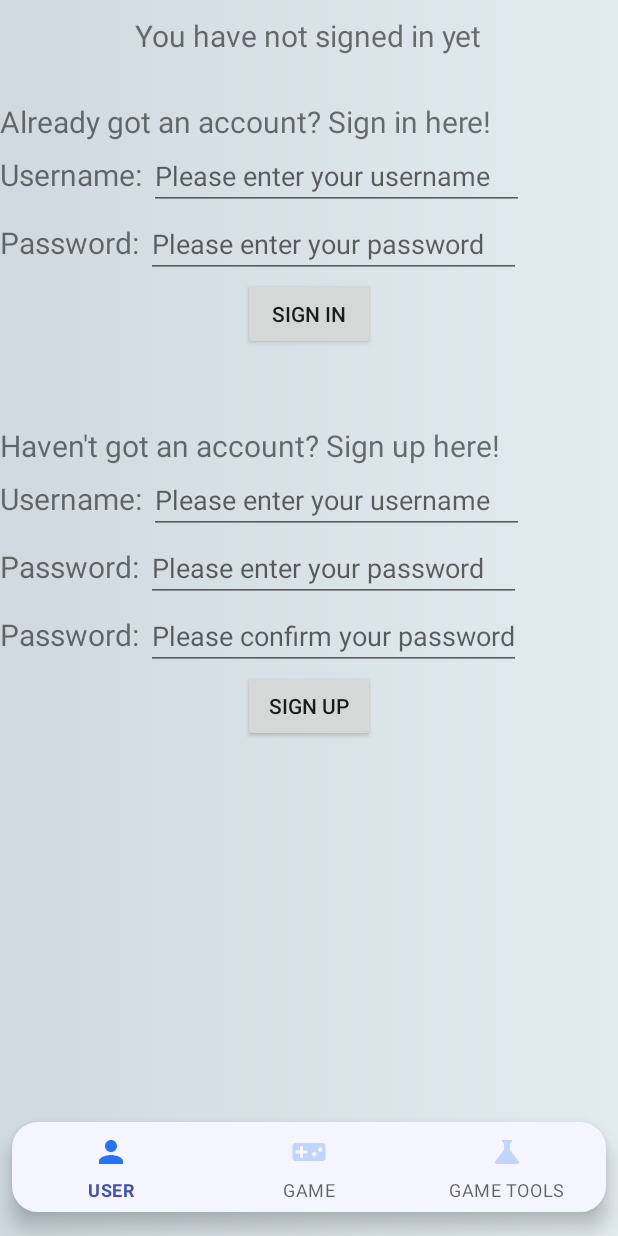
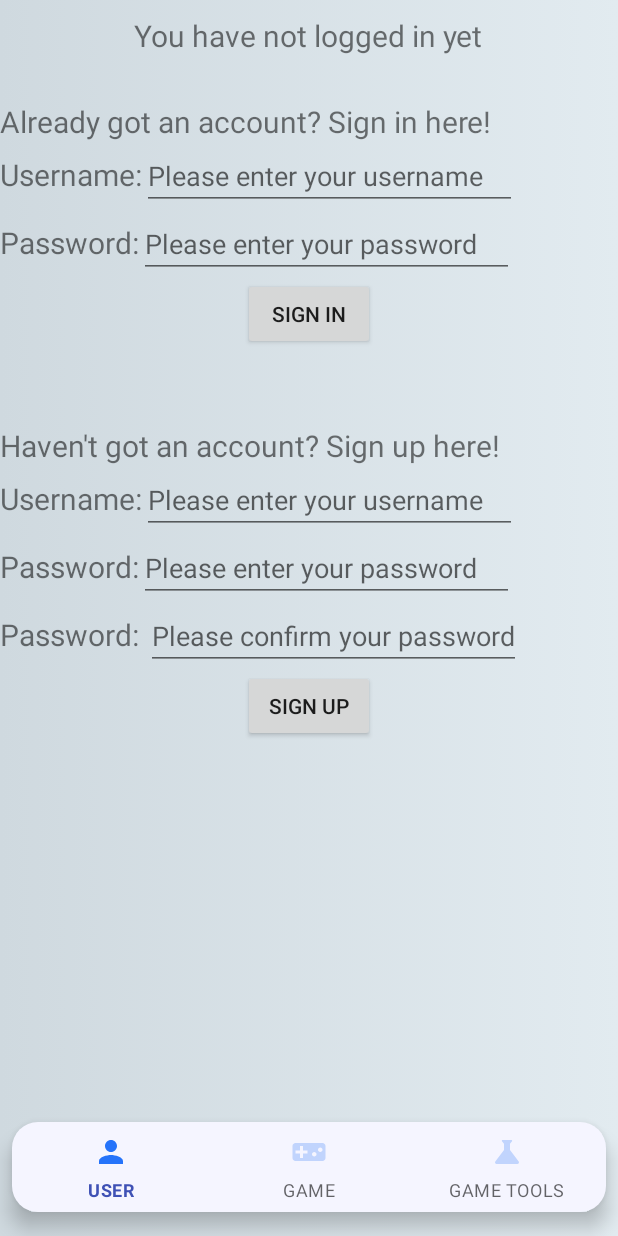
Before and after one commit to rizkypascal/COMP90018_T01-07-3_2022, an Android app: the screen it shows after launch (MainActivity), after a tap on "SIGN IN", on a phone screen of 412 x 824 dp. Run offline under Robolectric (Android 15) with nearby library versions, the light colour scheme and no system bars; our stand-ins replace ButterKnife, EventBus; 3 statements that could not run were skipped.

Commit message:
move all strings to R.string

```diff
--- a/app/src/main/java/com/example/android/gameapplication/GameFragment.java
+++ b/app/src/main/java/com/example/android/gameapplication/GameFragment.java
@@ -125,7 +125,8 @@ public class GameFragment extends Fragment {
             mp.start();
 
             user_name = "";
-            textLoginInfo.setText("You have not signed in yet");
+            String message = getString(R.string.not_logged_in);
+            textLoginInfo.setText(message);
             Log.d("GameFragment", "send msg: "+user_name);
             sendMessages.iAmMSG(user_name);
             signInUpButton.setText("SIGN IN/UP");
--- a/app/src/main/res/layout/fragment_game.xml
+++ b/app/src/main/res/layout/fragment_game.xml
@@ -14,7 +14,7 @@
         android:layout_height="wrap_content"
         android:layout_gravity="center_horizontal"
         android:layout_marginTop="50dp"
-        android:text="You have not signed in yet"
+        android:text="@string/not_logged_in"
         android:textSize="20sp">
     </TextView>
 
@@ -26,7 +26,7 @@
         android:layout_height="wrap_content"
         android:layout_gravity="center_horizontal"
         android:layout_marginTop="250dp"
-        android:text="Play Game">
+        android:text="@string/play_game">
     </androidx.appcompat.widget.AppCompatButton>
 
     <androidx.appcompat.widget.AppCompatButton
@@ -35,7 +35,7 @@
         android:layout_height="wrap_content"
         android:layout_gravity="center_horizontal"
         android:layout_marginTop="50dp"
-        android:text="Sign in/up">
+        android:text="@string/sing_in_up">
     </androidx.appcompat.widget.AppCompatButton>
 
 
--- a/app/src/main/res/layout/fragment_user.xml
+++ b/app/src/main/res/layout/fragment_user.xml
@@ -13,7 +13,7 @@
         android:layout_height="wrap_content"
         android:layout_gravity="center_horizontal"
         android:layout_marginTop="10dp"
-        android:text="You have not signed in yet"
+        android:text="@string/not_logged_in"
         android:textSize="20sp">
     </TextView>
 
@@ -22,7 +22,7 @@
         android:layout_width="wrap_content"
         android:layout_height="wrap_content"
         android:layout_marginTop="30dp"
-        android:text="Already got an account? Sign in here!"
+        android:text="@string/sign_in_here"
         android:textSize="20sp">
     </TextView>
 
@@ -35,13 +35,13 @@
             android:id="@+id/signInNameInfo"
             android:layout_width="wrap_content"
             android:layout_height="wrap_content"
-            android:text="Username: "
+            android:text="@string/username_hint"
             android:textSize="20sp">
         </TextView>
 
         <EditText
             android:id="@+id/signInNameValue"
-            android:hint="Please enter your username"
+            android:hint="@string/enter_username"
             android:layout_width="250dp"
             android:layout_height="wrap_content">
         </EditText>
@@ -56,13 +56,13 @@
             android:id="@+id/signInPasswordInfo"
             android:layout_width="wrap_content"
             android:layout_height="wrap_content"
-            android:text="Password: "
+            android:text="@string/password_hint"
             android:textSize="20sp">
         </TextView>
 
         <EditText
             android:id="@+id/signInPasswordValue"
-            android:hint="Please enter your password"
+            android:hint="@string/enter_password"
             android:layout_width="250dp"
             android:layout_height="wrap_content"
             android:inputType="textPassword">
@@ -74,7 +74,7 @@
         android:layout_width="wrap_content"
         android:layout_height="wrap_content"
         android:layout_gravity="center_horizontal"
-        android:text="Sign in">
+        android:text="@string/sign_in">
     </androidx.appcompat.widget.AppCompatButton>
 
 
@@ -83,7 +83,7 @@
         android:layout_width="wrap_content"
         android:layout_height="wrap_content"
         android:layout_marginTop="50dp"
-        android:text="Haven't got an account? Sign up here!"
+        android:text="@string/sign_up_here"
         android:textSize="20sp">
     </TextView>
 
@@ -96,13 +96,13 @@
             android:id="@+id/signUpNameInfo"
             android:layout_width="wrap_content"
             android:layout_height="wrap_content"
-            android:text="Username: "
+            android:text="@string/username_hint"
             android:textSize="20sp">
         </TextView>
 
         <EditText
             android:id="@+id/signUpNameValue"
-            android:hint="Please enter your username"
+            android:hint="@string/enter_username"
             android:layout_width="250dp"
             android:layout_height="wrap_content">
         </EditText>
@@ -117,7 +117,7 @@
             android:id="@+id/signUpPasswordInfo"
             android:layout_width="wrap_content"
             android:layout_height="wrap_content"
-            android:text="Password: "
+            android:text="@string/password_hint"
             android:textSize="20sp">
         </TextView>
 
@@ -125,7 +125,7 @@
             android:id="@+id/signUpPasswordValue0"
             android:layout_width="250dp"
             android:layout_height="wrap_content"
-            android:hint="Please enter your password"
+            android:hint="@string/enter_password"
             android:inputType="textPassword">
         </EditText>
 
@@ -148,7 +148,7 @@
             android:id="@+id/signUpPasswordValue1"
             android:layout_width="250dp"
             android:layout_height="wrap_content"
-            android:hint="Please confirm your password"
+            android:hint="@string/confirm_password"
             android:inputType="textPassword">
         </EditText>
 
@@ -159,7 +159,7 @@
         android:layout_width="wrap_content"
         android:layout_height="wrap_content"
         android:layout_gravity="center_horizontal"
-        android:text="Sign up">
+        android:text="@string/sign_up">
     </androidx.appcompat.widget.AppCompatButton>
 
 
--- a/app/src/main/res/layout/fragment_user_after_login.xml
+++ b/app/src/main/res/layout/fragment_user_after_login.xml
@@ -13,7 +13,7 @@
         android:layout_height="wrap_content"
         android:layout_gravity="center_horizontal"
         android:layout_marginTop="10dp"
-        android:text="You have not signed in yet"
+        android:text="@string/not_logged_in"
         android:textColor="#111111"
         android:textSize="20sp">
     </TextView>
--- a/app/src/main/res/menu/bottom_nav_menu.xml
+++ b/app/src/main/res/menu/bottom_nav_menu.xml
@@ -4,17 +4,17 @@
     <item
         android:id="@+id/navigation_user"
         android:icon="@drawable/ic_user"
-        android:title="USER" />
+        android:title="@string/user" />
 
     <item
         android:id="@+id/navigation_game"
         android:icon="@drawable/ic_game"
-        android:title="GAME" />
+        android:title="@string/game" />
 
     <item
         android:id="@+id/navigation_game_tools"
         android:icon="@drawable/ic_in_game_tools"
-        android:title="GAME TOOLS" />
+        android:title="@string/game_tools" />
 
 <!--    <item-->
 <!--        android:id="@+id/navigation_recycler"-->
--- a/app/src/main/res/values/strings.xml
+++ b/app/src/main/res/values/strings.xml
@@ -18,4 +18,26 @@
     <string name="clear_monsters">clear_monsters</string>
     <string name="reborn">reborn</string>
     <string name="game_tools_instruction">Tap the tool image (Max 3 tools)</string>
+    <string name="helicopter">Helicopter</string>
+
+    <!--Strings in fragment game-->
+    <string name="play_game">Play Game</string>
+    <string name="sing_in_up">Sign in/up</string>
+
+    <!--strings for navigator-->
+    <string name="user">USER</string>
+    <string name="game">GAME</string>
+    <string name="game_tools">GAME TOOLS</string>
+
+    <!--strings for tips-->
+    <string name="not_logged_in">You have not logged in yet</string>
+    <string name="sign_in_here">Already got an account? Sign in here!</string>
+    <string name="enter_username">Please enter your username</string>
+    <string name="enter_password">Please enter your password</string>
+    <string name="sign_up_here">Haven\'t got an account? Sign up here!</string>
+    <string name="username_hint">Username: </string>
+    <string name="password_hint">Password: </string>
+    <string name="confirm_password">Please confirm your password</string>
+    <string name="sign_up">Sign up</string>
+    <string name="sign_in">Sign in</string>
 </resources>
```
